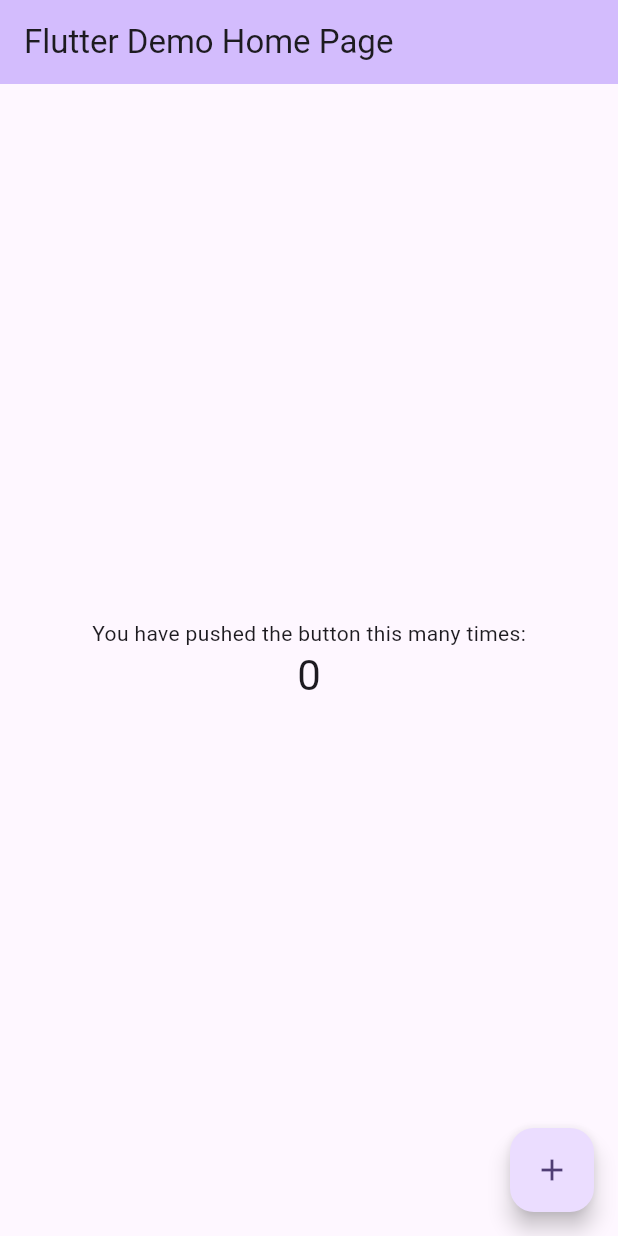
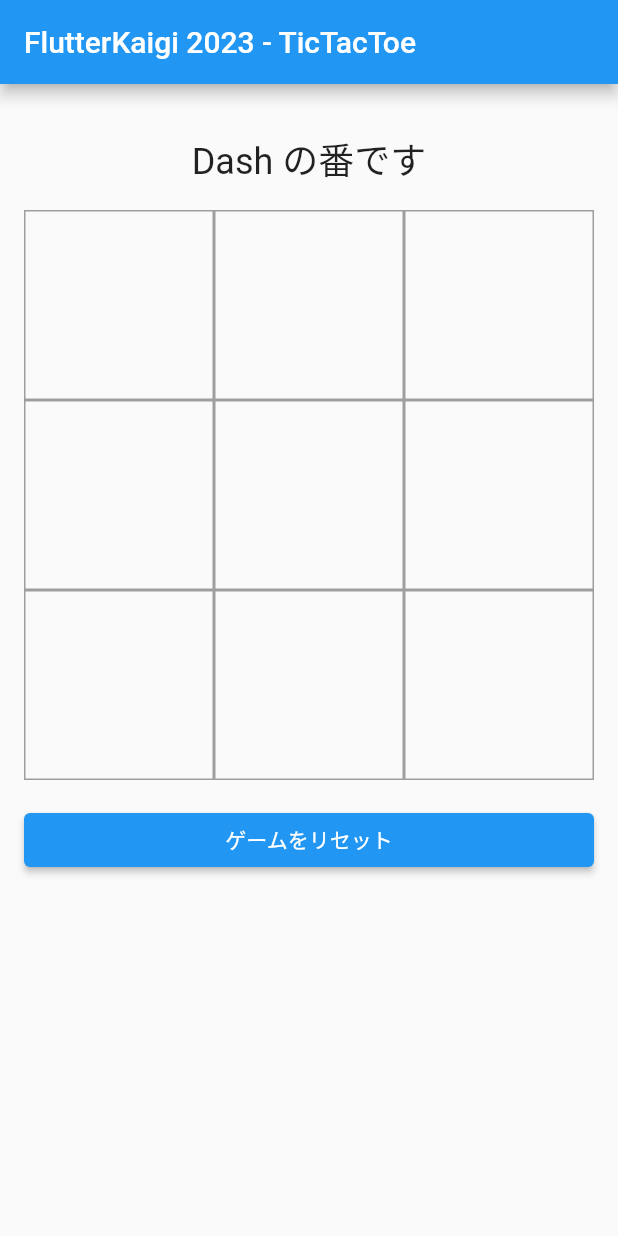
Before and after one commit to apoto/flutterkaigi2023_handson, a Flutter app: the screen it shows after launch, on a phone screen of 412 x 824 dp. Run offline on Flutter 3.47's test engine with Material 2 defaults, Android fonts, the light colour scheme and no system bars.

Commit message:
UIの作成

```diff
--- a/lib/main.dart
+++ b/lib/main.dart
@@ -1,4 +1,5 @@
 import 'package:flutter/material.dart';
+import 'package:flutterkaigi2023_handson/view/board.dart';
 
 void main() {
   runApp(const MyApp());
@@ -13,113 +14,17 @@ class MyApp extends StatelessWidget {
     return MaterialApp(
       title: 'Flutter Demo',
       theme: ThemeData(
-        // This is the theme of your application.
-        //
-        // TRY THIS: Try running your application with "flutter run". You'll see
-        // the application has a blue toolbar. Then, without quitting the app,
-        // try changing the seedColor in the colorScheme below to Colors.green
-        // and then invoke "hot reload" (save your changes or press the "hot
-        // reload" button in a Flutter-supported IDE, or press "r" if you used
-        // the command line to start the app).
-        //
-        // Notice that the counter didn't reset back to zero; the application
-        // state is not lost during the reload. To reset the state, use hot
-        // restart instead.
-        //
-        // This works for code too, not just values: Most code changes can be
-        // tested with just a hot reload.
-        colorScheme: ColorScheme.fromSeed(seedColor: Colors.deepPurple),
-        useMaterial3: true,
+        primarySwatch: Colors.blue,
+        //colorScheme: ColorScheme.fromSeed(seedColor: Colors.deepPurple),
+        //useMaterial3: true,
       ),
-      home: const MyHomePage(title: 'Flutter Demo Home Page'),
+      darkTheme: ThemeData.dark(),
+      home: Scaffold(
+        appBar: AppBar(
+          title: const Text('FlutterKaigi 2023 - TicTacToe'),
+        ),
+        body: const Board(),
+      ),
     );
   }
 }
-
-class MyHomePage extends StatefulWidget {
-  const MyHomePage({super.key, required this.title});
-
-  // This widget is the home page of your application. It is stateful, meaning
-  // that it has a State object (defined below) that contains fields that affect
-  // how it looks.
-
-  // This class is the configuration for the state. It holds the values (in this
-  // case the title) provided by the parent (in this case the App widget) and
-  // used by the build method of the State. Fields in a Widget subclass are
-  // always marked "final".
-
-  final String title;
-
-  @override
-  State<MyHomePage> createState() => _MyHomePageState();
-}
-
-class _MyHomePageState extends State<MyHomePage> {
-  int _counter = 0;
-
-  void _incrementCounter() {
-    setState(() {
-      // This call to setState tells the Flutter framework that something has
-      // changed in this State, which causes it to rerun the build method below
-      // so that the display can reflect the updated values. If we changed
-      // _counter without calling setState(), then the build method would not be
-      // called again, and so nothing would appear to happen.
-      _counter++;
-    });
-  }
-
-  @override
-  Widget build(BuildContext context) {
-    // This method is rerun every time setState is called, for instance as done
-    // by the _incrementCounter method above.
-    //
-    // The Flutter framework has been optimized to make rerunning build methods
-    // fast, so that you can just rebuild anything that needs updating rather
-    // than having to individually change instances of widgets.
-    return Scaffold(
-      appBar: AppBar(
-        // TRY THIS: Try changing the color here to a specific color (to
-        // Colors.amber, perhaps?) and trigger a hot reload to see the AppBar
-        // change color while the other colors stay the same.
-        backgroundColor: Theme.of(context).colorScheme.inversePrimary,
-        // Here we take the value from the MyHomePage object that was created by
-        // the App.build method, and use it to set our appbar title.
-        title: Text(widget.title),
-      ),
-      body: Center(
-        // Center is a layout widget. It takes a single child and positions it
-        // in the middle of the parent.
-        child: Column(
-          // Column is also a layout widget. It takes a list of children and
-          // arranges them vertically. By default, it sizes itself to fit its
-          // children horizontally, and tries to be as tall as its parent.
-          //
-          // Column has various properties to control how it sizes itself and
-          // how it positions its children. Here we use mainAxisAlignment to
-          // center the children vertically; the main axis here is the vertical
-          // axis because Columns are vertical (the cross axis would be
-          // horizontal).
-          //
-          // TRY THIS: Invoke "debug painting" (choose the "Toggle Debug Paint"
-          // action in the IDE, or press "p" in the console), to see the
-          // wireframe for each widget.
-          mainAxisAlignment: MainAxisAlignment.center,
-          children: <Widget>[
-            const Text(
-              'You have pushed the button this many times:',
-            ),
-            Text(
-              '$_counter',
-              style: Theme.of(context).textTheme.headlineMedium,
-            ),
-          ],
-        ),
-      ),
-      floatingActionButton: FloatingActionButton(
-        onPressed: _incrementCounter,
-        tooltip: 'Increment',
-        child: const Icon(Icons.add),
-      ), // This trailing comma makes auto-formatting nicer for build methods.
-    );
-  }
-}
--- /dev/null
+++ b/lib/view/board.dart
@@ -0,0 +1,93 @@
+import 'package:flutter/material.dart';
+import 'package:flutterkaigi2023_handson/model/tic_tac_toe.dart';
+
+class Board extends StatefulWidget {
+  const Board({super.key});
+
+  @override
+  State<Board> createState() => _BoardState();
+}
+
+class _BoardState extends State<Board> {
+  TicTacToe ticTacToe = TicTacToe.start(
+    playerX: 'Dash',
+    playerO: 'Sparky',
+  );
+
+  @override
+  Widget build(BuildContext context) {
+    return Padding(
+      padding: const EdgeInsets.all(16),
+      child: Column(
+        children: [
+          Padding(
+            padding: const EdgeInsets.all(16),
+            child: Text(
+              _statusMessage(ticTacToe),
+              style: Theme.of(context).textTheme.headlineSmall,
+            ),
+          ),
+          GridView.builder(
+            shrinkWrap: true,
+            gridDelegate: const SliverGridDelegateWithFixedCrossAxisCount(
+                crossAxisCount: 3),
+            itemCount: 9,
+            itemBuilder: (context, index) {
+              final int row = index ~/ 3;
+              final int col = index % 3;
+              final String mark = ticTacToe.board[row][col];
+
+              return GestureDetector(
+                onTap: () {
+                  setState(() {
+                    final winner = ticTacToe.getWinner();
+                    if (mark.isEmpty && winner.isEmpty) {
+                      ticTacToe = ticTacToe.placeMark(row, col);
+                    }
+                  });
+                },
+                child: Container(
+                  decoration: BoxDecoration(
+                    border: Border.all(color: Colors.grey),
+                  ),
+                  child: Center(
+                    child: Text(
+                      mark,
+                      style: const TextStyle(fontSize: 32),
+                    ),
+                  ),
+                ),
+              );
+            },
+          ),
+          const SizedBox(
+            height: 16,
+          ),
+          SizedBox(
+            width: double.infinity,
+            child: ElevatedButton(
+                onPressed: () {
+                  setState(() {
+                    ticTacToe = ticTacToe.resetBoard();
+                  });
+                },
+                child: const Text('ゲームをリセット')),
+          ),
+        ],
+      ),
+    );
+  }
+
+  String _statusMessage(TicTacToe ticTacToe) {
+    final winner = ticTacToe.getWinner();
+    final isDraw = ticTacToe.isDraw();
+
+    if (winner.isNotEmpty) {
+      return '$winner の勝ち';
+    } else if (isDraw) {
+      return '引き分けです';
+    } else {
+      return '${ticTacToe.currentPlayer} の番です';
+    }
+  }
+}
```
